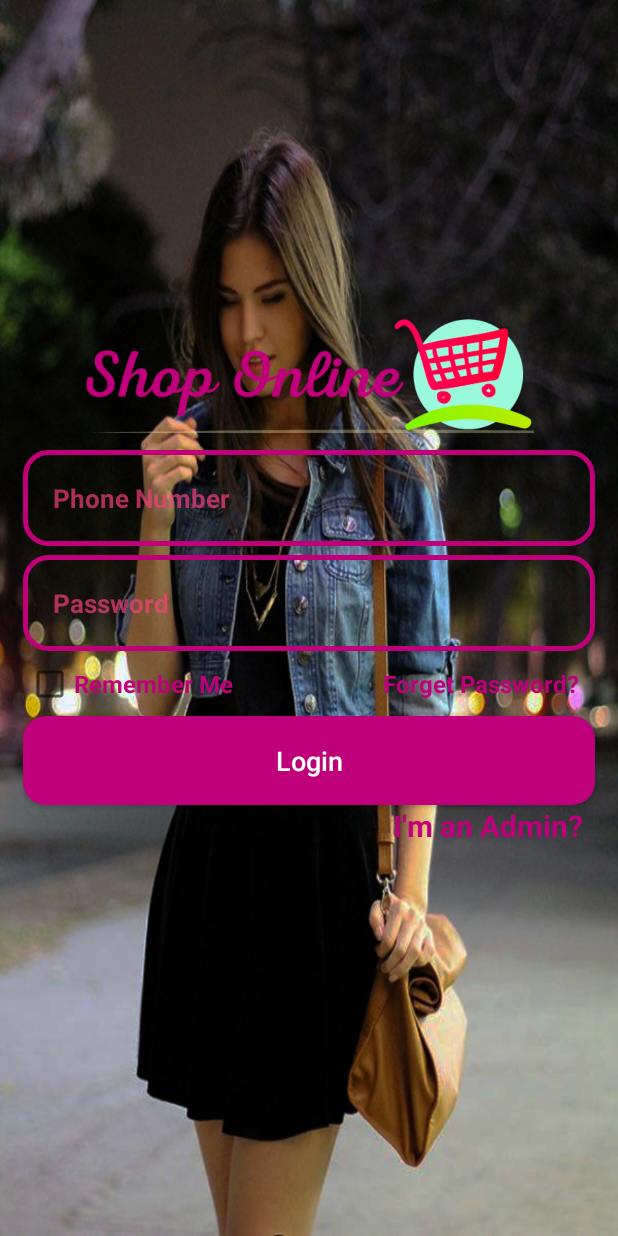
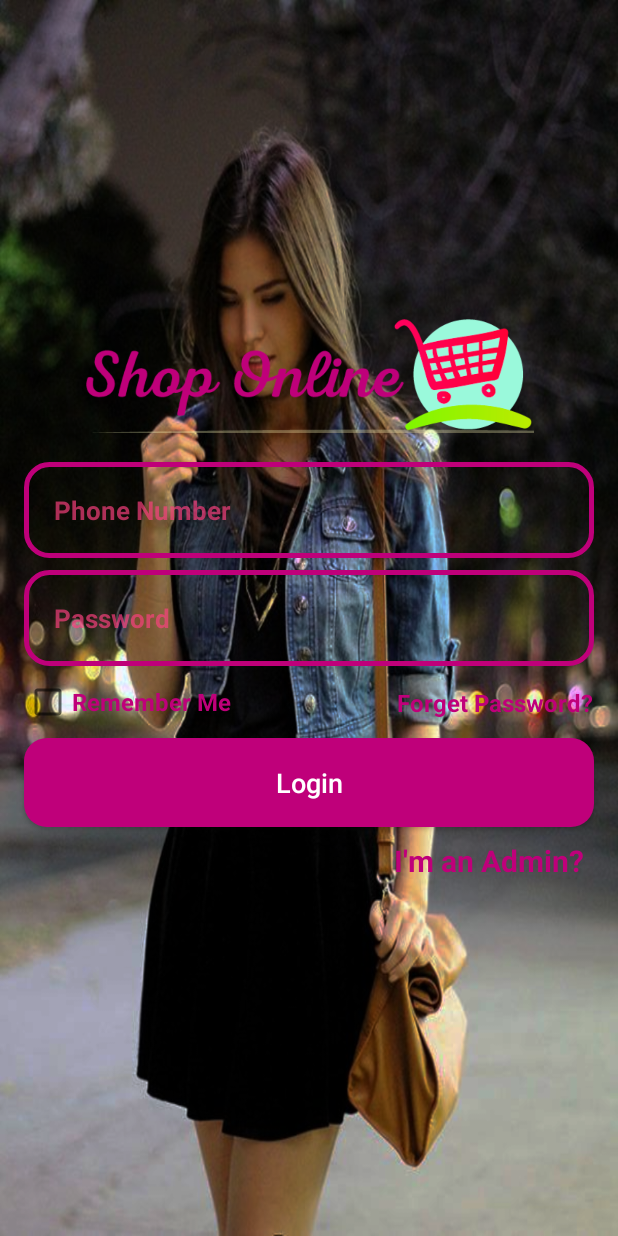
Before and after one commit to fffrowies/ECommerceDemo, an Android app: the LoginActivity screen opened directly, with no data from a screen before it, on a phone screen of 412 x 824 dp. Run offline under Robolectric (Android 15) with nearby library versions, the phone set to English and light mode, and no system bars; plain views replace CheckBox.

Commit message:
Refactoring layouts to Constraint

```diff
--- a/app/src/main/res/layout/activity_login.xml
+++ b/app/src/main/res/layout/activity_login.xml
@@ -1,5 +1,5 @@
 <?xml version="1.0" encoding="utf-8"?>
-<RelativeLayout
+<android.support.constraint.ConstraintLayout
     xmlns:android="http://schemas.android.com/apk/res/android"
     xmlns:app="http://schemas.android.com/apk/res-auto"
     xmlns:tools="http://schemas.android.com/tools"
@@ -12,117 +12,131 @@
         android:id="@+id/imv_login_app_logo"
         android:layout_width="300dp"
         android:layout_height="100dp"
+        android:layout_centerHorizontal="true"
+        android:layout_marginStart="8dp"
+        android:layout_marginTop="200dp"
+        android:layout_marginEnd="8dp"
         android:src="@drawable/applogo"
-        android:layout_centerHorizontal="true"
-        android:layout_marginTop="200dp" />
+        app:layout_constraintEnd_toEndOf="parent"
+        app:layout_constraintStart_toStartOf="parent"
+        app:layout_constraintTop_toTopOf="parent" />
 
     <EditText
         android:id="@+id/edt_login_phone"
         android:layout_width="match_parent"
         android:layout_height="wrap_content"
         android:layout_below="@+id/imv_login_app_logo"
+        android:layout_marginStart="16dp"
+        android:layout_marginTop="8dp"
+        android:layout_marginEnd="16dp"
         android:background="@drawable/input_design"
-        android:padding="20dp"
-        android:layout_marginLeft="15dp"
-        android:layout_marginRight="15dp"
         android:hint="Phone Number"
         android:inputType="number"
+        android:padding="20dp"
         android:textColor="@color/colorPrimaryDark"
         android:textColorHint="@color/colorPrimaryHint"
         android:textSize="17sp"
-        android:textStyle="bold" />
+        android:textStyle="bold"
+        app:layout_constraintEnd_toEndOf="parent"
+        app:layout_constraintStart_toStartOf="parent"
+        app:layout_constraintTop_toBottomOf="@+id/imv_login_app_logo" />
 
     <EditText
         android:id="@+id/edt_login_password"
         android:layout_width="match_parent"
         android:layout_height="wrap_content"
         android:layout_below="@+id/edt_login_phone"
+        android:layout_marginStart="16dp"
+        android:layout_marginTop="8dp"
+        android:layout_marginEnd="16dp"
         android:background="@drawable/input_design"
-        android:padding="20dp"
-        android:layout_marginLeft="15dp"
-        android:layout_marginRight="15dp"
-        android:layout_marginTop="6dp"
         android:hint="Password"
         android:inputType="textPassword"
+        android:padding="20dp"
         android:textColor="@color/colorPrimaryDark"
         android:textColorHint="@color/colorPrimaryHint"
         android:textSize="17sp"
-        android:textStyle="bold" />
-
-    <LinearLayout
-        android:id="@+id/linear_layout_1"
-        android:layout_width="match_parent"
-        android:layout_height="wrap_content"
-        android:orientation="horizontal"
-        android:layout_below="@id/edt_login_password"
-        android:layout_marginTop="6dp">
+        android:textStyle="bold"
+        app:layout_constraintEnd_toEndOf="parent"
+        app:layout_constraintStart_toStartOf="parent"
+        app:layout_constraintTop_toBottomOf="@+id/edt_login_phone" />
 
     <com.rey.material.widget.CheckBox
         android:id="@+id/chb_remember_me"
+        style="@style/Material.Drawable.CheckBox"
         android:layout_width="wrap_content"
         android:layout_height="wrap_content"
-            style="@style/Material.Drawable.CheckBox"
+        android:layout_marginStart="16dp"
+        android:layout_marginTop="8dp"
+        android:gravity="center_vertical"
         android:text="Remember Me"
         android:textColor="@color/colorPrimaryDark"
-            app:cbd_strokeColor="@color/colorPrimaryDark"
-            android:gravity="center_vertical"
         android:textSize="16sp"
         android:textStyle="bold"
-            android:layout_marginLeft="17dp" />
+        app:cbd_strokeColor="@color/colorPrimaryDark"
+        app:layout_constraintStart_toStartOf="parent"
+        app:layout_constraintTop_toBottomOf="@+id/edt_login_password" />
 
     <TextView
         android:id="@+id/txv_forget_password"
         android:layout_width="wrap_content"
         android:layout_height="wrap_content"
+        android:layout_marginEnd="16dp"
         android:text="Forget Password?"
         android:textColor="@color/colorPrimaryDark"
         android:textSize="16sp"
         android:textStyle="bold"
-            android:layout_marginLeft="100dp" />
-
-    </LinearLayout>
+        app:layout_constraintBottom_toBottomOf="@+id/chb_remember_me"
+        app:layout_constraintEnd_toEndOf="parent"
+        app:layout_constraintTop_toTopOf="@+id/chb_remember_me" />
 
     <Button
         android:id="@+id/btn_login"
         android:layout_width="match_parent"
         android:layout_height="wrap_content"
         android:layout_below="@+id/linear_layout_1"
-        android:layout_marginTop="5dp"
-        android:layout_marginLeft="15dp"
-        android:layout_marginRight="15dp"
+        android:layout_marginStart="16dp"
+        android:layout_marginTop="8dp"
+        android:layout_marginEnd="16dp"
         android:background="@drawable/buttons"
         android:padding="17dp"
+        android:text="Login"
         android:textAllCaps="false"
+        android:textColor="@android:color/white"
         android:textSize="18sp"
-        android:text="Login"
-        android:textColor="@android:color/white" />
+        app:layout_constraintEnd_toEndOf="parent"
+        app:layout_constraintStart_toStartOf="parent"
+        app:layout_constraintTop_toBottomOf="@+id/chb_remember_me" />
 
     <TextView
         android:id="@+id/txv_admin_panel_link"
-        android:layout_width="wrap_content"
-        android:layout_height="wrap_content"
+        android:layout_width="133dp"
+        android:layout_height="26dp"
+        android:layout_below="@id/btn_login"
+        android:layout_alignParentEnd="true"
+        android:layout_marginEnd="16dp"
         android:text="I'm an Admin?"
-        android:layout_alignParentEnd="true"
-        android:layout_below="@id/btn_login"
         android:textColor="@color/colorPrimaryDark"
         android:textSize="20sp"
         android:textStyle="bold"
-        android:layout_marginLeft="80dp"
-        android:layout_marginEnd="23dp" />
+        app:layout_constraintBottom_toBottomOf="@+id/txv_not_admin_panel_link"
+        app:layout_constraintEnd_toEndOf="parent"
+        app:layout_constraintTop_toTopOf="@+id/txv_not_admin_panel_link" />
 
     <TextView
         android:id="@+id/txv_not_admin_panel_link"
         android:layout_width="wrap_content"
         android:layout_height="wrap_content"
+        android:layout_below="@id/btn_login"
+        android:layout_alignParentStart="true"
+        android:layout_marginStart="16dp"
+        android:layout_marginTop="8dp"
         android:text="I'm not an Admin?"
-        android:layout_alignParentStart="true"
-        android:layout_below="@id/btn_login"
         android:textColor="@color/colorPrimaryDark"
         android:textSize="20sp"
         android:textStyle="bold"
-        android:layout_marginLeft="80dp"
-        android:layout_marginStart="23dp"
-        android:visibility="invisible" />
+        android:visibility="invisible"
+        app:layout_constraintStart_toStartOf="parent"
+        app:layout_constraintTop_toBottomOf="@+id/btn_login" />
 
-
-</RelativeLayout>
+</android.support.constraint.ConstraintLayout>
```
Also changed, not shown: app/src/main/res/layout/activity_main.xml (+40 -23 lines). Lines whose indentation alone changed are shown as unchanged.
